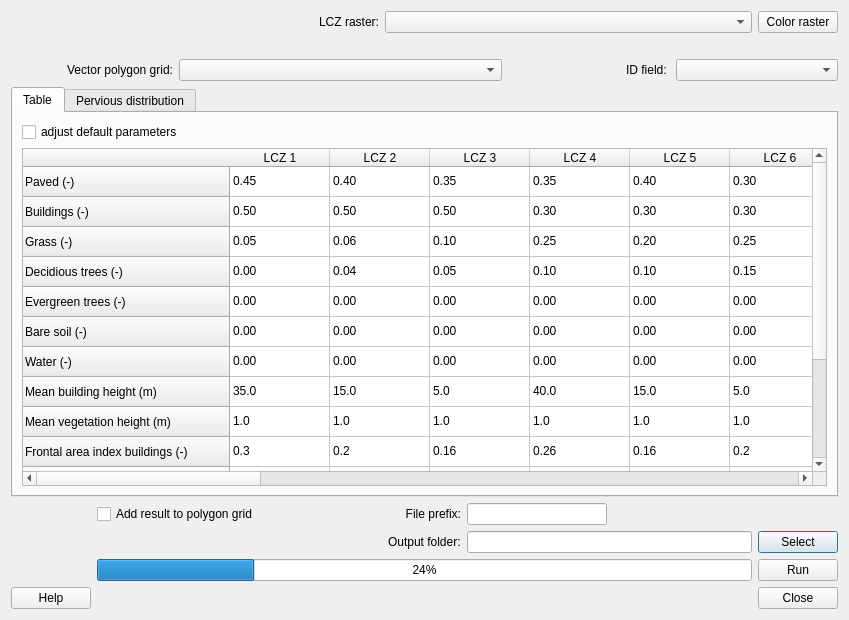
First picture: the form in LCZ_Converter/LCZ_converter_dialog_base.ui, repository UMEP-dev/UMEP, before the edit.
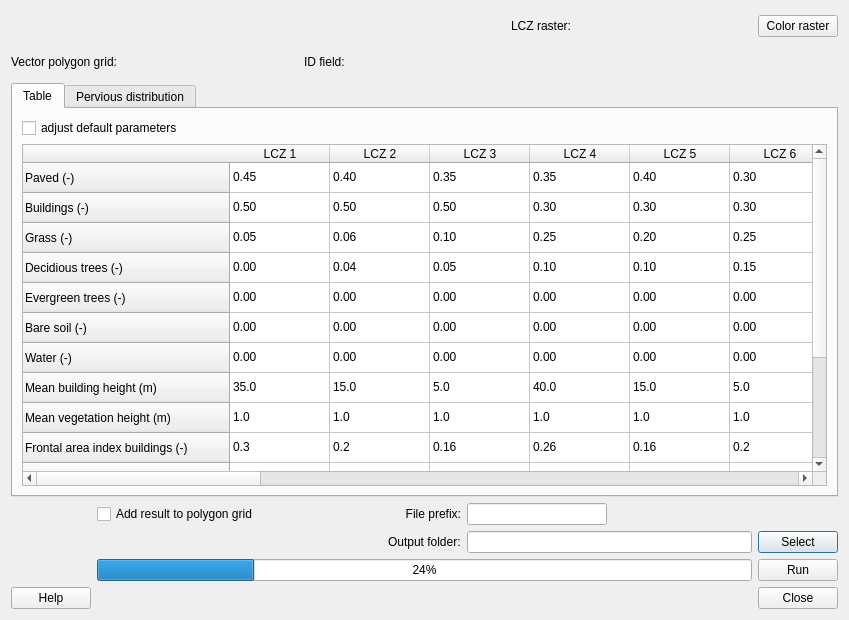
Second picture: the form after the edit.

What changed in the file:
```diff
--- a/LCZ_Converter/LCZ_converter_dialog_base.ui
+++ b/LCZ_Converter/LCZ_converter_dialog_base.ui
@@ -16,7 +16,24 @@
   <layout class="QGridLayout" name="gridLayout_6">
    <item row="0" column="0">
     <layout class="QGridLayout" name="gridLayout_4">
-     <item row="0" column="0">
+     <item row="0" column="2">
+      <widget class="QWidget" name="widgetLC" native="true">
+       <property name="enabled">
+        <bool>true</bool>
+       </property>
+       <property name="minimumSize">
+        <size>
+         <width>175</width>
+         <height>30</height>
+        </size>
+       </property>
+       <property name="layoutDirection">
+        <enum>Qt::LeftToRight</enum>
+       </property>
+       <layout class="QGridLayout" name="gridLayout_11"/>
+      </widget>
+     </item>
+     <item row="0" column="1">
       <widget class="QLabel" name="label">
        <property name="text">
         <string>LCZ raster:</string>
@@ -26,42 +43,22 @@
        </property>
       </widget>
      </item>
-     <item row="0" column="1">
-      <widget class="QComboBox" name="comboBox"/>
-     </item>
-    </layout>
-   </item>
-   <item row="2" column="0" colspan="2">
-    <layout class="QGridLayout" name="gridLayout_5">
-     <item row="0" column="1" colspan="2">
-      <widget class="QComboBox" name="comboBox_2"/>
-     </item>
      <item row="0" column="0">
-      <widget class="QLabel" name="label_2">
-       <property name="text">
-        <string>Vector polygon grid:</string>
+      <spacer name="horizontalSpacer_5">
+       <property name="orientation">
+        <enum>Qt::Horizontal</enum>
        </property>
-       <property name="alignment">
-        <set>Qt::AlignRight|Qt::AlignTrailing|Qt::AlignVCenter</set>
+       <property name="sizeHint" stdset="0">
+        <size>
+         <width>40</width>
+         <height>20</height>
+        </size>
        </property>
-      </widget>
-     </item>
-     <item row="0" column="4">
-      <widget class="QComboBox" name="comboBox_31"/>
-     </item>
-     <item row="0" column="3">
-      <widget class="QLabel" name="label_12">
-       <property name="text">
-        <string>ID field: </string>
-       </property>
-       <property name="alignment">
-        <set>Qt::AlignRight|Qt::AlignTrailing|Qt::AlignVCenter</set>
-       </property>
-      </widget>
+      </spacer>
      </item>
     </layout>
    </item>
-   <item row="4" column="0" colspan="2">
+   <item row="5" column="0" colspan="2">
     <layout class="QGridLayout" name="gridLayout">
      <item row="0" column="3">
       <widget class="QLabel" name="label_3">
@@ -172,27 +169,7 @@
      </item>
     </layout>
    </item>
-   <item row="1" column="0">
-    <spacer name="horizontalSpacer_3">
-     <property name="orientation">
-      <enum>Qt::Horizontal</enum>
-     </property>
-     <property name="sizeHint" stdset="0">
-      <size>
-       <width>40</width>
-       <height>20</height>
-      </size>
-     </property>
-    </spacer>
-   </item>
-   <item row="0" column="1">
-    <widget class="QPushButton" name="colorButton">
-     <property name="text">
-      <string>Color raster</string>
-     </property>
-    </widget>
-   </item>
-   <item row="3" column="0" colspan="2">
+   <item row="4" column="0" colspan="2">
     <widget class="QTabWidget" name="tabWidget">
      <property name="currentIndex">
       <number>0</number>
@@ -1826,6 +1803,84 @@
      </widget>
     </widget>
    </item>
+   <item row="0" column="1">
+    <widget class="QPushButton" name="colorButton">
+     <property name="text">
+      <string>Color raster</string>
+     </property>
+    </widget>
+   </item>
+   <item row="2" column="0">
+    <layout class="QGridLayout" name="gridLayout_5">
+     <item row="0" column="0">
+      <widget class="QLabel" name="label_2">
+       <property name="text">
+        <string>Vector polygon grid:</string>
+       </property>
+       <property name="alignment">
+        <set>Qt::AlignRight|Qt::AlignTrailing|Qt::AlignVCenter</set>
+       </property>
+      </widget>
+     </item>
+     <item row="0" column="1">
+      <widget class="QWidget" name="widgetPolyLayer" native="true">
+       <property name="enabled">
+        <bool>true</bool>
+       </property>
+       <property name="minimumSize">
+        <size>
+         <width>175</width>
+         <height>30</height>
+        </size>
+       </property>
+       <property name="layoutDirection">
+        <enum>Qt::LeftToRight</enum>
+       </property>
+       <layout class="QGridLayout" name="gridLayout_7"/>
+      </widget>
+     </item>
+     <item row="0" column="2">
+      <widget class="QLabel" name="label_12">
+       <property name="text">
+        <string>ID field: </string>
+       </property>
+       <property name="alignment">
+        <set>Qt::AlignRight|Qt::AlignTrailing|Qt::AlignVCenter</set>
+       </property>
+      </widget>
+     </item>
+     <item row="0" column="3">
+      <widget class="QWidget" name="widgetField" native="true">
+       <property name="enabled">
+        <bool>true</bool>
+       </property>
+       <property name="minimumSize">
+        <size>
+         <width>125</width>
+         <height>30</height>
+        </size>
+       </property>
+       <property name="layoutDirection">
+        <enum>Qt::LeftToRight</enum>
+       </property>
+       <layout class="QGridLayout" name="gridLayout_15"/>
+      </widget>
+     </item>
+     <item row="0" column="4">
+      <spacer name="horizontalSpacer_3">
+       <property name="orientation">
+        <enum>Qt::Horizontal</enum>
+       </property>
+       <property name="sizeHint" stdset="0">
+        <size>
+         <width>40</width>
+         <height>20</height>
+        </size>
+       </property>
+      </spacer>
+     </item>
+    </layout>
+   </item>
   </layout>
  </widget>
  <tabstops>
```
